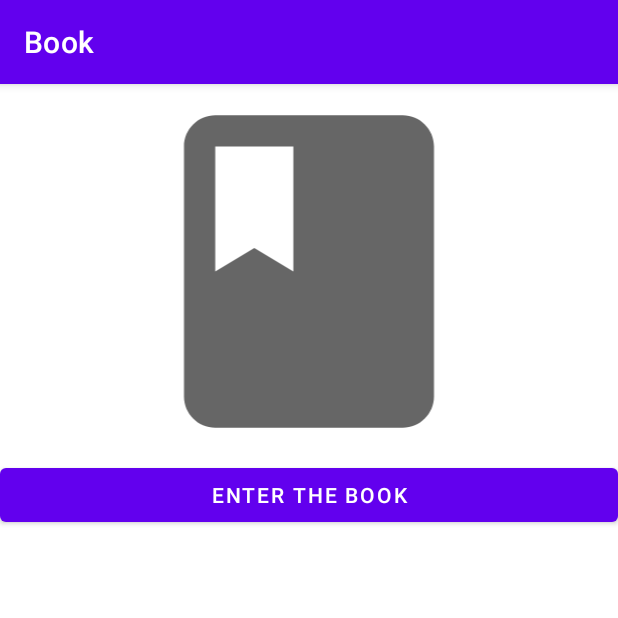
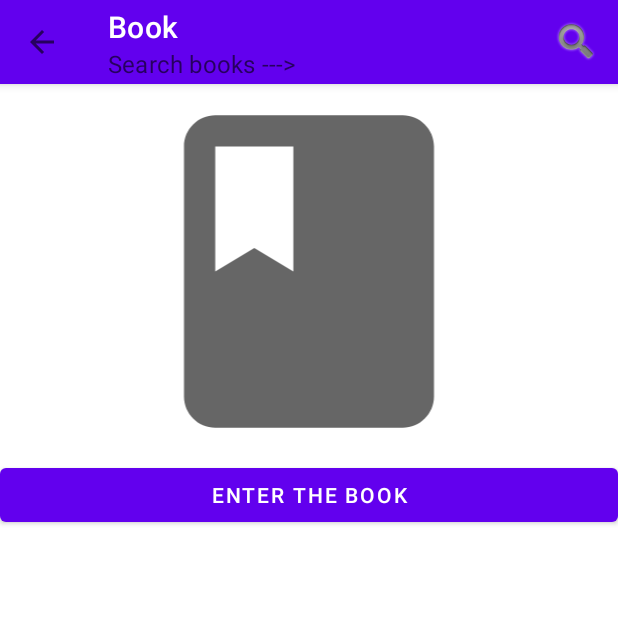
Before and after one commit to adrijanasavic/Book, an Android app: the screen it shows after launch (MainActivity), on a phone screen of 412 x 824 dp, the top half of it. Run offline under Robolectric (Android 15) with nearby library versions, the phone set to English and light mode, and no system bars; libraries missing offline, so code that uses them is left out: com.j256.ormlite.

Commit message:
menu and toolbar

```diff
--- a/app/src/main/java/com/example/book/activities/MainActivity.java
+++ b/app/src/main/java/com/example/book/activities/MainActivity.java
@@ -1,6 +1,8 @@
 package com.example.book.activities;
 
+import androidx.appcompat.app.ActionBar;
 import androidx.appcompat.app.AppCompatActivity;
+import androidx.appcompat.widget.Toolbar;
 import androidx.core.app.NotificationCompat;
 import androidx.recyclerview.widget.LinearLayoutManager;
 import androidx.recyclerview.widget.RecyclerView;
@@ -8,10 +10,14 @@ import androidx.recyclerview.widget.RecyclerView;
 import android.app.Dialog;
 import android.app.NotificationManager;
 import android.content.Context;
+import android.content.Intent;
 import android.graphics.Bitmap;
 import android.graphics.BitmapFactory;
+import android.graphics.Color;
 import android.graphics.Paint;
 import android.os.Bundle;
+import android.view.Menu;
+import android.view.MenuItem;
 import android.view.View;
 import android.widget.Button;
 import android.widget.EditText;
@@ -34,12 +40,15 @@ public class MainActivity extends AppCompatActivity implements MyAdapter.OnItemC
     private EditText naziv;
     private Book book;
 
+    private Toolbar toolbar;
+
     private DatabaseHelper databaseHelper;
 
     @Override
     protected void onCreate(Bundle savedInstanceState) {
         super.onCreate(savedInstanceState);
         setContentView(R.layout.activity_main);
+        setupToolbar();
 
         button = findViewById(R.id.btn_dodajte);
         button.setOnClickListener(new View.OnClickListener() {
@@ -74,7 +83,7 @@ public class MainActivity extends AppCompatActivity implements MyAdapter.OnItemC
 
                     try {
                         getDatabaseHelper().getBookDao().create(book);
-                        Toast.makeText(MainActivity.this, "Uneta je nova knjiga", Toast.LENGTH_LONG).show();
+                        Toast.makeText(MainActivity.this, "Uneta je nova knjiga " + book.getmNaziv(), Toast.LENGTH_LONG).show();
 
                         refresh();
 
@@ -97,6 +106,47 @@ public class MainActivity extends AppCompatActivity implements MyAdapter.OnItemC
         });
 
         addNewDialog.show();
+    }
+
+    @Override
+    public boolean onCreateOptionsMenu(Menu menu) {
+        getMenuInflater().inflate(R.menu.menu, menu);
+        return super.onCreateOptionsMenu(menu);
+    }
+
+
+    @Override
+    public boolean onOptionsItemSelected(MenuItem item) {
+        switch (item.getItemId()) {
+
+            case R.id.search:
+
+                setTitle("Pretraga");
+                break;
+            case android.R.id.home:
+                startActivity(new Intent(this, MainActivity.class));
+                break;
+
+        }
+
+        return super.onOptionsItemSelected(item);
+    }
+
+    public void setupToolbar() {
+        toolbar = findViewById(R.id.toolbar);
+        setSupportActionBar(toolbar);
+        toolbar.setTitleTextColor(Color.WHITE);
+        toolbar.setSubtitle("Search books --->");
+
+
+        final ActionBar actionBar = getSupportActionBar();
+
+        if (actionBar != null) {
+            actionBar.setDisplayHomeAsUpEnabled(true);
+            actionBar.setHomeAsUpIndicator(R.drawable.back);
+            actionBar.setHomeButtonEnabled(true);
+            actionBar.show();
+        }
     }
 
     public static boolean validateInput(EditText editText) {
--- /dev/null
+++ b/app/src/main/res/drawable/back.xml
@@ -0,0 +1,10 @@
+<vector xmlns:android="http://schemas.android.com/apk/res/android"
+    android:width="24dp"
+    android:height="24dp"
+    android:viewportWidth="24"
+    android:viewportHeight="24"
+    android:tint="?attr/colorControlNormal">
+  <path
+      android:fillColor="@android:color/white"
+      android:pathData="M20,11H7.83l5.59,-5.59L12,4l-8,8 8,8 1.41,-1.41L7.83,13H20v-2z"/>
+</vector>
--- /dev/null
+++ b/app/src/main/res/drawable/ic_search.xml
@@ -0,0 +1,10 @@
+<vector xmlns:android="http://schemas.android.com/apk/res/android"
+    android:width="24dp"
+    android:height="24dp"
+    android:viewportWidth="24"
+    android:viewportHeight="24"
+    android:tint="?attr/colorControlNormal">
+  <path
+      android:fillColor="@android:color/white"
+      android:pathData="M15.5,14h-0.79l-0.28,-0.27C15.41,12.59 16,11.11 16,9.5 16,5.91 13.09,3 9.5,3S3,5.91 3,9.5 5.91,16 9.5,16c1.61,0 3.09,-0.59 4.23,-1.57l0.27,0.28v0.79l5,4.99L20.49,19l-4.99,-5zM9.5,14C7.01,14 5,11.99 5,9.5S7.01,5 9.5,5 14,7.01 14,9.5 11.99,14 9.5,14z"/>
+</vector>
--- a/app/src/main/res/layout/activity_main.xml
+++ b/app/src/main/res/layout/activity_main.xml
@@ -5,7 +5,7 @@
     android:layout_height="match_parent"
     android:orientation="vertical"
     tools:context=".activities.MainActivity">
-
+<include layout="@layout/include_toolbar"/>
     <LinearLayout
         android:layout_width="match_parent"
         android:layout_height="0dp"
@@ -18,6 +18,12 @@
             android:layout_height="250dp"
             android:src="@drawable/book" />
 
+<!--        <Button-->
+<!--            android:id="@+id/btn_search"-->
+<!--            android:layout_width="wrap_content"-->
+<!--            android:layout_height="wrap_content"-->
+<!--            android:layout_gravity="center"-->
+<!--            android:drawableBottom="@android:drawable/ic_search_category_default" />-->
 
         <Button
             android:id="@+id/btn_dodajte"
--- /dev/null
+++ b/app/src/main/res/layout/include_toolbar.xml
@@ -0,0 +1,13 @@
+<?xml version="1.0" encoding="utf-8"?>
+<com.google.android.material.appbar.AppBarLayout xmlns:android="http://schemas.android.com/apk/res/android"
+    android:id="@+id/appbar"
+    android:layout_width="match_parent"
+    android:layout_height="wrap_content">
+
+    <!-- Toolbar is a standard toolbar for use within application content. -->
+    <androidx.appcompat.widget.Toolbar
+        android:id="@+id/toolbar"
+        android:layout_width="match_parent"
+        android:layout_height="?attr/actionBarSize" />
+
+</com.google.android.material.appbar.AppBarLayout>
--- /dev/null
+++ b/app/src/main/res/menu/menu.xml
@@ -0,0 +1,9 @@
+<?xml version="1.0" encoding="utf-8"?>
+<menu xmlns:android="http://schemas.android.com/apk/res/android"
+    xmlns:app="http://schemas.android.com/apk/res-auto">
+    <item
+        android:id="@+id/search"
+        android:icon="@android:drawable/ic_search_category_default"
+        android:title="Pretraga filmova"
+        app:showAsAction="always" />
+</menu>
--- a/app/src/main/res/values-night/themes.xml
+++ b/app/src/main/res/values-night/themes.xml
@@ -1,6 +1,6 @@
 <resources xmlns:tools="http://schemas.android.com/tools">
     <!-- Base application theme. -->
-    <style name="Theme.Book" parent="Theme.MaterialComponents.DayNight.DarkActionBar">
+    <style name="Theme.Book" parent="Theme.MaterialComponents.DayNight.NoActionBar">
         <!-- Primary brand color. -->
         <item name="colorPrimary">@color/purple_200</item>
         <item name="colorPrimaryVariant">@color/purple_700</item>
--- a/app/src/main/res/values/themes.xml
+++ b/app/src/main/res/values/themes.xml
@@ -1,6 +1,6 @@
 <resources xmlns:tools="http://schemas.android.com/tools">
     <!-- Base application theme. -->
-    <style name="Theme.Book" parent="Theme.MaterialComponents.DayNight.DarkActionBar">
+    <style name="Theme.Book" parent="Theme.MaterialComponents.DayNight.NoActionBar">
         <!-- Primary brand color. -->
         <item name="colorPrimary">@color/purple_500</item>
         <item name="colorPrimaryVariant">@color/purple_700</item>
```
